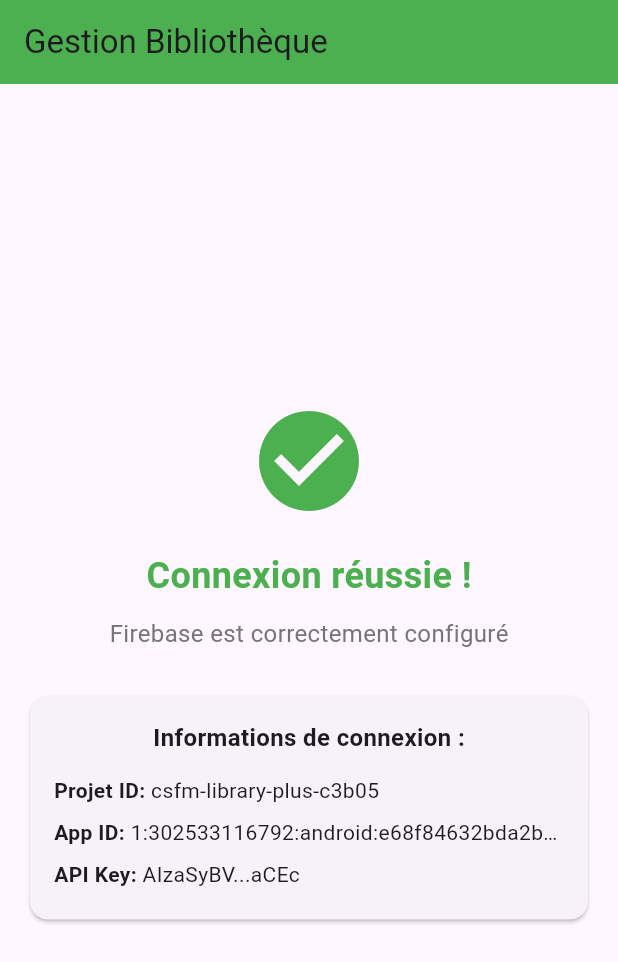
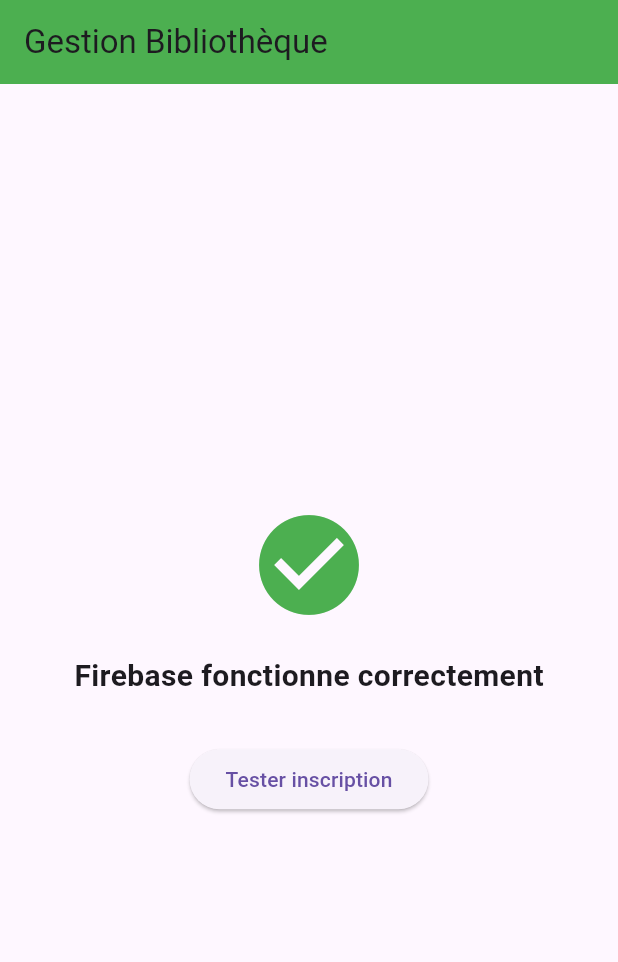
Before and after one commit to AmineMRAD/csfm_library_plus, a Flutter app: the screen it shows after launch, on a phone screen of 412 x 824 dp. Shown: the top 962 px of the screen. Run offline on Flutter 3.47's test engine with Material 3 defaults, Android fonts, the phone set to English and light mode, and no system bars; our stand-ins replace cloud_firestore, firebase_auth, firebase_core; accounts and stored records are empty.

Commit message:
implement user registration with firebase auth and firestore

```diff
--- a/lib/screens/home/home_screen.dart
+++ b/lib/screens/home/home_screen.dart
@@ -1,5 +1,8 @@
+// ignore_for_file: avoid_print
+
 import 'package:flutter/material.dart';
-import '../../firebase_options.dart';
+import '../../services/auth_service.dart';
+import '../../models/user_model.dart';
 
 class HomeScreen extends StatelessWidget {
   const HomeScreen({super.key});
@@ -17,83 +20,40 @@
           children: [
             const Icon(Icons.check_circle, size: 80, color: Colors.green),
             const SizedBox(height: 20),
+
             const Text(
-              'Connexion réussie !',
+              'Firebase fonctionne correctement',
               style: TextStyle(
-                fontSize: 24,
+                fontSize: 20,
                 fontWeight: FontWeight.bold,
-                color: Colors.green,
               ),
             ),
-            SizedBox(height: 10),
-            Text(
-              'Firebase est correctement configuré',
-              style: TextStyle(
-                fontSize: 16,
-                color: Colors.grey[600],
-              ),
-            ),
+
             const SizedBox(height: 30),
-            Card(
-              margin: const EdgeInsets.symmetric(horizontal: 20),
-              child: Padding(
-                padding: const EdgeInsets.all(16),
-                child: Column(
-                  children: [
-                    const Text(
-                      'Informations de connexion :',
-                      style: TextStyle(
-                        fontWeight: FontWeight.bold,
-                        fontSize: 16,
-                      ),
-                    ),
-                    const SizedBox(height: 10),
-                    _buildInfoRow(
-                      'Projet ID',
-                      DefaultFirebaseOptions.currentPlatform.projectId,
-                    ),
-                    _buildInfoRow(
-                      'App ID',
-                      DefaultFirebaseOptions.currentPlatform.appId,
-                    ),
-                    _buildInfoRow(
-                      'API Key',
-                      _maskApiKey(
-                        DefaultFirebaseOptions.currentPlatform.apiKey,
-                      ),
-                    ),
-                  ],
-                ),
-              ),
+
+            /// 🔥 BOUTON TEST INSCRIPTION
+            ElevatedButton(
+              onPressed: () async {
+                final authService = AuthService();
+
+                var user = await authService.register(
+                  name: "Test User",
+                  email: "test${DateTime.now().millisecondsSinceEpoch}@gmail.com",
+                  password: "123456",
+                  role: UserRole.boardingStudent,
+                );
+
+                if (user != null) {
+                  print("✅ Utilisateur créé !");
+                } else {
+                  print("❌ Erreur lors de l'inscription");
+                }
+              },
+              child: const Text("Tester inscription"),
             ),
           ],
         ),
       ),
     );
   }
-
-  static Widget _buildInfoRow(String label, String value) {
-    return Padding(
-      padding: const EdgeInsets.symmetric(vertical: 4),
-      child: Row(
-        children: [
-          Text(
-            '$label: ',
-            style: const TextStyle(fontWeight: FontWeight.bold),
-          ),
-          Expanded(
-            child: Text(
-              value,
-              overflow: TextOverflow.ellipsis,
-            ),
-          ),
-        ],
-      ),
-    );
-  }
-
-  static String _maskApiKey(String apiKey) {
-    if (apiKey.length < 8) return apiKey;
-    return '${apiKey.substring(0, 8)}...${apiKey.substring(apiKey.length - 4)}';
-  }
 }
```
Also changed, not shown: lib/services/auth_service.dart (+46 -0 lines), 2 other files.
